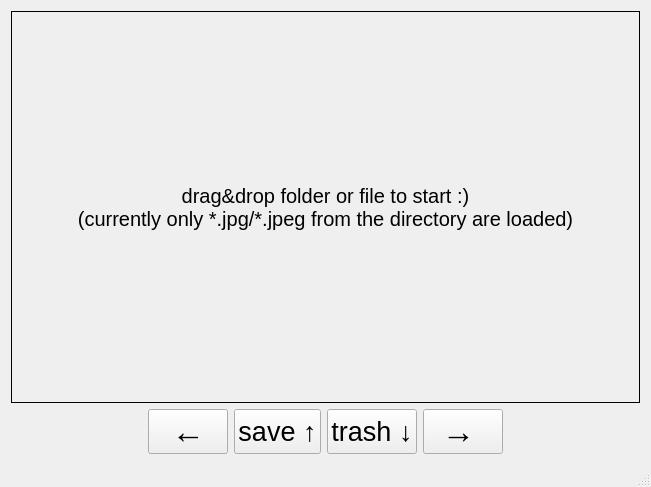
Old version of the form src/CullendulaMainWindow.ui in the repository marcelpetrick/Cullendula.
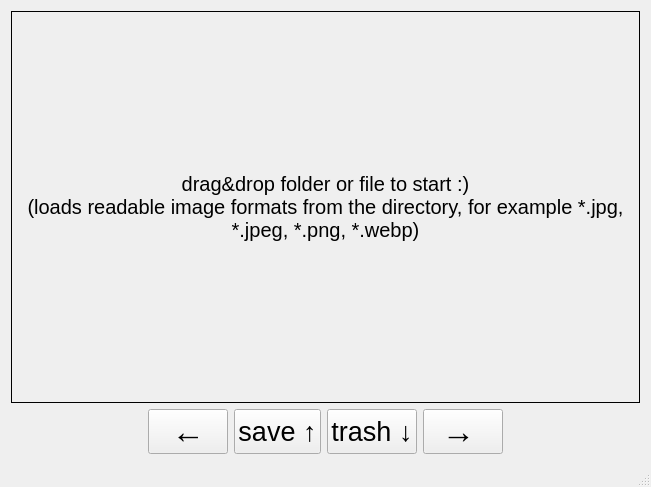
New version of the form.

Commit message:
fix: restore image loading across supported formats
Use Qt-supported image formats instead of hardcoded lowercase jpg/jpeg filters so dropped directories with png, webp, or uppercase extensions load correctly on Qt 6.

Also reset handler state before loading a new path, extend the filesystem handler tests for supported formats and reload failures, and update the UI and README text to match the actual behavior.

The edit to the form file:
```diff
--- a/src/CullendulaMainWindow.ui
+++ b/src/CullendulaMainWindow.ui
@@ -62,7 +62,7 @@
         </property>
         <property name="text">
          <string>drag&amp;drop folder or file to start :)
-(currently only *.jpg/*.jpeg from the directory are loaded)</string>
+(loads readable image formats from the directory, for example *.jpg, *.jpeg, *.png, *.webp)</string>
         </property>
         <property name="scaledContents">
          <bool>false</bool>
```
The commit also changes 8 other files.
